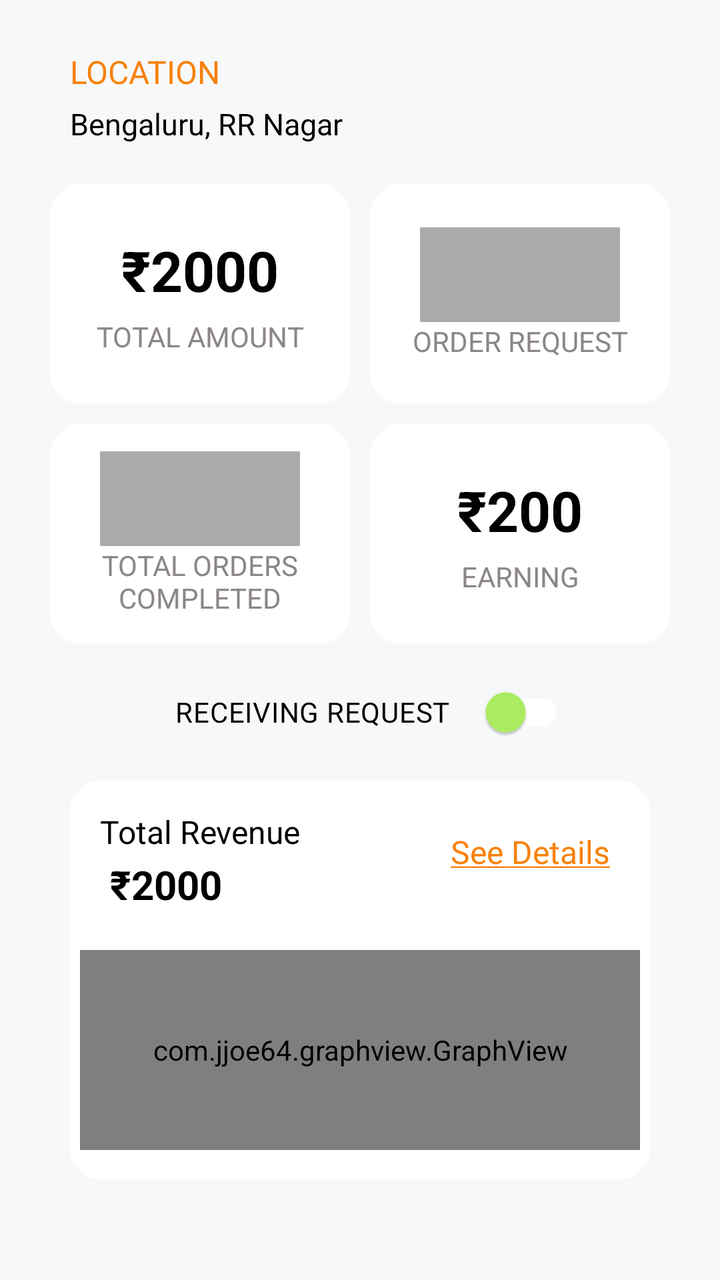
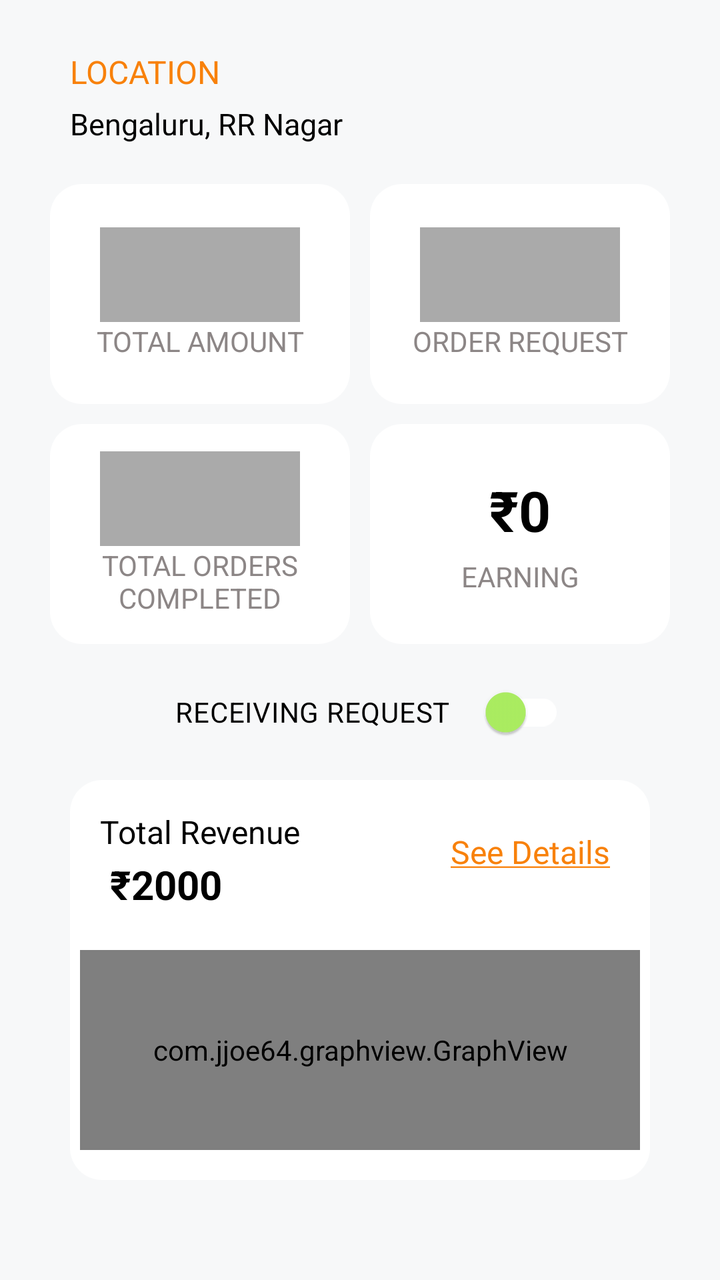

An Android layout rendered at two revisions. The XML below is the earlier revision; the diff shows what the commit changed to produce the second picture.
<!-- AndroidManifest.xml: application theme Theme.B2CDeliveryApp -->
<!-- res/layout/fragment_dashboard.xml -->
<?xml version="1.0" encoding="utf-8"?>
<androidx.constraintlayout.widget.ConstraintLayout xmlns:android="http://schemas.android.com/apk/res/android"
    xmlns:app="http://schemas.android.com/apk/res-auto"
    xmlns:tools="http://schemas.android.com/tools"
    android:id="@+id/frameLayout2"
    android:layout_width="match_parent"
    android:layout_height="match_parent"
    android:background="#F7F8F9"
    android:padding="10dp"
    tools:context=".DashboardFragment">


    <TextView
        android:id="@+id/textView2"
        android:layout_width="wrap_content"
        android:layout_height="wrap_content"
        android:layout_marginStart="25dp"
        android:layout_marginTop="15dp"
        android:fontWeight="600"
        android:text="LOCATION"
        android:textColor="@color/appThemeColor"
        android:textSize="16sp"
        app:layout_constraintStart_toStartOf="parent"
        app:layout_constraintTop_toTopOf="parent" />

    <TextView
        android:id="@+id/locationBox"
        android:layout_width="wrap_content"
        android:layout_height="wrap_content"
        android:layout_marginStart="25dp"
        android:layout_marginTop="5dp"
        android:text="Bengaluru, RR Nagar"
        android:textSize="15sp"
        app:layout_constraintStart_toStartOf="parent"
        app:layout_constraintTop_toBottomOf="@+id/textView2"
        android:textColor="@color/black"/>

    <LinearLayout
        android:id="@+id/amount_order_layout"
        android:layout_width="wrap_content"
        android:layout_height="110dp"
        android:layout_marginStart="25dp"
        android:layout_marginTop="20dp"
        android:layout_marginEnd="25dp"
        android:orientation="horizontal"
        app:layout_constraintEnd_toEndOf="parent"
        app:layout_constraintStart_toStartOf="parent"
        app:layout_constraintTop_toBottomOf="@+id/locationBox">

        <LinearLayout
            android:id="@+id/Amount_box"
            android:layout_width="150dp"
            android:layout_height="match_parent"
            android:layout_marginEnd="10dp"
            android:background="@drawable/rounded_background_white"
            android:gravity="center"
            android:orientation="vertical">

            <TextView
                android:id="@+id/amount"
                android:layout_width="match_parent"
                android:layout_height="wrap_content"
                android:gravity="center"
                android:paddingBottom="5dp"
                android:text="₹2000"
                android:textSize="28sp"
                android:textStyle="bold"
                android:textColor="@color/black"
                />

            <TextView
                android:layout_width="match_parent"
                android:layout_height="wrap_content"
                android:gravity="center"
                android:text="TOTAL AMOUNT"
                android:textColor="#8C8686" />
        </LinearLayout>

        <LinearLayout
            android:id="@+id/Order_request"
            android:layout_width="150dp"
            android:layout_height="match_parent"
            android:background="@drawable/rounded_background_white"
            android:gravity="center"
            android:orientation="vertical">

            <TextView
                android:padding="5dp"
                android:id="@+id/order_count"
                android:layout_width="100dp"
                android:layout_height="wrap_content"
                android:gravity="center"
                android:paddingBottom="5dp"
                android:textSize="28sp"
                android:textStyle="bold"
                android:textColor="@color/black"
                android:background="@drawable/dummy_loading"/>

            <TextView
                android:layout_width="match_parent"
                android:layout_height="wrap_content"
                android:gravity="center"
                android:text="ORDER REQUEST"
                android:textColor="#8C8686" />
        </LinearLayout>

    </LinearLayout>


    <LinearLayout
        android:id="@+id/linearLayout"
        android:layout_width="match_parent"
        android:layout_height="wrap_content"
        android:layout_marginStart="10dp"
        android:layout_marginTop="10dp"
        android:layout_marginEnd="10dp"
        android:gravity="center"
        android:orientation="horizontal"
        app:layout_constraintEnd_toEndOf="parent"
        app:layout_constraintStart_toStartOf="parent"
        app:layout_constraintTop_toBottomOf="@+id/order_layout2">

        <androidx.appcompat.widget.SwitchCompat
            android:id="@+id/receiving_request"
            android:layout_width="wrap_content"
            android:layout_height="wrap_content"
            android:paddingStart="10dp"
            android:text="RECEIVING REQUEST     "
            android:textColor="@color/black"
            app:thumbTint="#ADF062"
            app:trackTint="@color/white" />

    </LinearLayout>

    <LinearLayout
        android:id="@+id/graph_layout"
        android:layout_width="match_parent"
        android:layout_height="200dp"
        android:layout_marginStart="25dp"
        android:layout_marginTop="10dp"
        android:layout_marginEnd="25dp"
        android:orientation="vertical"
        android:padding="5dp"
        android:background="@drawable/rounded_background_white"
        app:layout_constraintEnd_toEndOf="parent"
        app:layout_constraintStart_toStartOf="parent"
        app:layout_constraintTop_toBottomOf="@+id/linearLayout">

        <androidx.constraintlayout.widget.ConstraintLayout
            android:id="@+id/revenue_layout"
            android:layout_width="match_parent"
            android:layout_height="70dp">

            <TextView
                android:id="@+id/textView6"
                android:layout_width="wrap_content"
                android:layout_height="wrap_content"
                android:layout_marginStart="10dp"
                android:layout_marginTop="10dp"
                android:text="Total Revenue"
                android:textSize="16sp"
                app:layout_constraintStart_toStartOf="parent"
                app:layout_constraintTop_toTopOf="parent"
                android:textColor="@color/black"/>

            <TextView
                android:id="@+id/total_revenue"
                android:layout_width="wrap_content"
                android:layout_height="wrap_content"
                android:layout_marginStart="15dp"
                android:layout_marginTop="2dp"
                android:textStyle="bold"
                android:textSize="20sp"
                android:text="₹2000"
                app:layout_constraintStart_toStartOf="parent"
                app:layout_constraintTop_toBottomOf="@+id/textView6"
                android:textColor="@color/black"/>

            <TextView
                android:id="@+id/see_details"
                android:layout_width="wrap_content"
                android:layout_height="wrap_content"
                android:layout_marginTop="20dp"
                android:layout_marginEnd="15dp"
                android:textSize="16sp"
                android:textColor="@color/appThemeColor"
                android:text="@string/see_details"
                app:layout_constraintEnd_toEndOf="parent"
                app:layout_constraintTop_toTopOf="parent" />
        </androidx.constraintlayout.widget.ConstraintLayout>

        <com.jjoe64.graphview.GraphView
            android:id="@+id/graph"
            android:layout_marginTop="10dp"
            android:layout_width="match_parent"
            android:layout_height="100dp"
            android:layout_centerInParent="true" />


    </LinearLayout>

    <LinearLayout
        android:id="@+id/order_layout2"
        android:layout_width="wrap_content"
        android:layout_height="110dp"
        android:layout_marginStart="25dp"
        android:layout_marginTop="10dp"
        android:layout_marginEnd="25dp"
        android:orientation="horizontal"
        app:layout_constraintEnd_toEndOf="parent"
        app:layout_constraintStart_toStartOf="parent"
        app:layout_constraintTop_toBottomOf="@+id/amount_order_layout">

        <LinearLayout
            android:id="@+id/total_orders_completed_layout"
            android:layout_width="150dp"
            android:layout_height="match_parent"
            android:layout_marginEnd="10dp"
            android:background="@drawable/rounded_background_white"
            android:gravity="center"
            android:orientation="vertical">

            <TextView
                android:padding="5dp"
                android:id="@+id/completed_orders_count"
                android:layout_width="100dp"
                android:layout_height="wrap_content"
                android:gravity="center"
                android:paddingBottom="5dp"
                android:textSize="28sp"
                android:textStyle="bold"
                android:textColor="@color/black"
                android:background="@drawable/dummy_loading"/>

            <TextView
                android:layout_width="match_parent"
                android:layout_height="wrap_content"
                android:gravity="center"
                android:text="TOTAL ORDERS COMPLETED"
                android:textColor="#8C8686" />

        </LinearLayout>

        <LinearLayout
            android:id="@+id/earnings_layout"
            android:layout_width="150dp"
            android:layout_height="match_parent"
            android:background="@drawable/rounded_background_white"
            android:gravity="center"
            android:orientation="vertical">

            <TextView
                android:id="@+id/total_earnings"
                android:layout_width="match_parent"
                android:layout_height="wrap_content"
                android:gravity="center"
                android:paddingBottom="5dp"
                android:text="₹200"
                android:textSize="28sp"
                android:textStyle="bold"
                android:textColor="@color/black"/>

            <TextView
                android:layout_width="match_parent"
                android:layout_height="wrap_content"
                android:gravity="center"
                android:text="EARNING"
                android:textColor="#8C8686" />

        </LinearLayout>

    </LinearLayout>


</androidx.constraintlayout.widget.ConstraintLayout>
<!-- resources referenced by this layout -->
<resources>
  <color name="appThemeColor">#F8810B</color>
  <color name="black">#FF000000</color>
  <color name="white">#FFFFFFFF</color>
  <!-- drawable dummy_loading (drawable) -->
  <layer-list xmlns:android="http://schemas.android.com/apk/res/android">
  
      
      <item
          android:id="@android:id/background"
          android:drawable="@android:color/transparent" /> 
  
      
      <item>
          <shape
              android:shape="rectangle">
              <solid android:color="@android:color/darker_gray" /> 
  
              <padding
                  android:left="16dp"
                  android:right="16dp"
                  android:top="8dp"
                  android:bottom="8dp" /> 
          </shape>
      </item>
  
  </layer-list>
  <!-- drawable rounded_background_white (drawable) -->
  <?xml version="1.0" encoding="utf-8"?>
  <shape xmlns:android="http://schemas.android.com/apk/res/android">
      <solid android:color="@color/white" />
      <corners android:radius="16dp" />
  </shape>
  <string name="see_details"><u>See Details</u></string>
  <style name="Theme.B2CDeliveryApp" parent="Base.Theme.B2CDeliveryApp">
          <item name="android:windowTranslucentStatus">true</item>
          <item name="android:statusBarColor">@android:color/transparent</item>
      </style>
  <style name="Base.Theme.B2CDeliveryApp" parent="Theme.Material3.Light.NoActionBar">
          
          
      </style>
</resources>

<!-- the commit's change to res/layout/fragment_dashboard.xml (unified diff, before → after) -->
@@ -57,16 +57,16 @@
             android:orientation="vertical">
 
             <TextView
+                android:padding="5dp"
                 android:id="@+id/amount"
-                android:layout_width="match_parent"
-                android:layout_height="wrap_content"
-                android:gravity="center"
-                android:paddingBottom="5dp"
-                android:text="₹2000"
+                android:layout_width="100dp"
+                android:layout_height="wrap_content"
+                android:gravity="center"
+                android:paddingBottom="5dp"
                 android:textSize="28sp"
                 android:textStyle="bold"
                 android:textColor="@color/black"
-                />
+                android:background="@drawable/dummy_loading"/>
 
             <TextView
                 android:layout_width="match_parent"
@@ -255,7 +255,7 @@
                 android:layout_height="wrap_content"
                 android:gravity="center"
                 android:paddingBottom="5dp"
-                android:text="₹200"
+                android:text="₹0"
                 android:textSize="28sp"
                 android:textStyle="bold"
                 android:textColor="@color/black"/>
